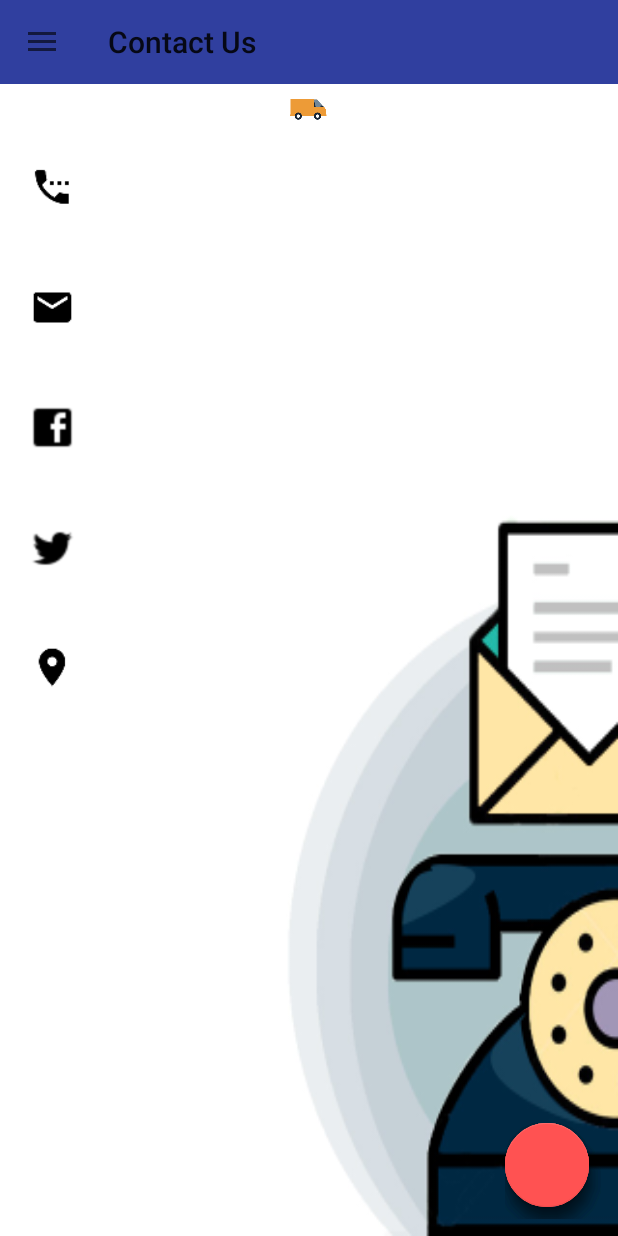
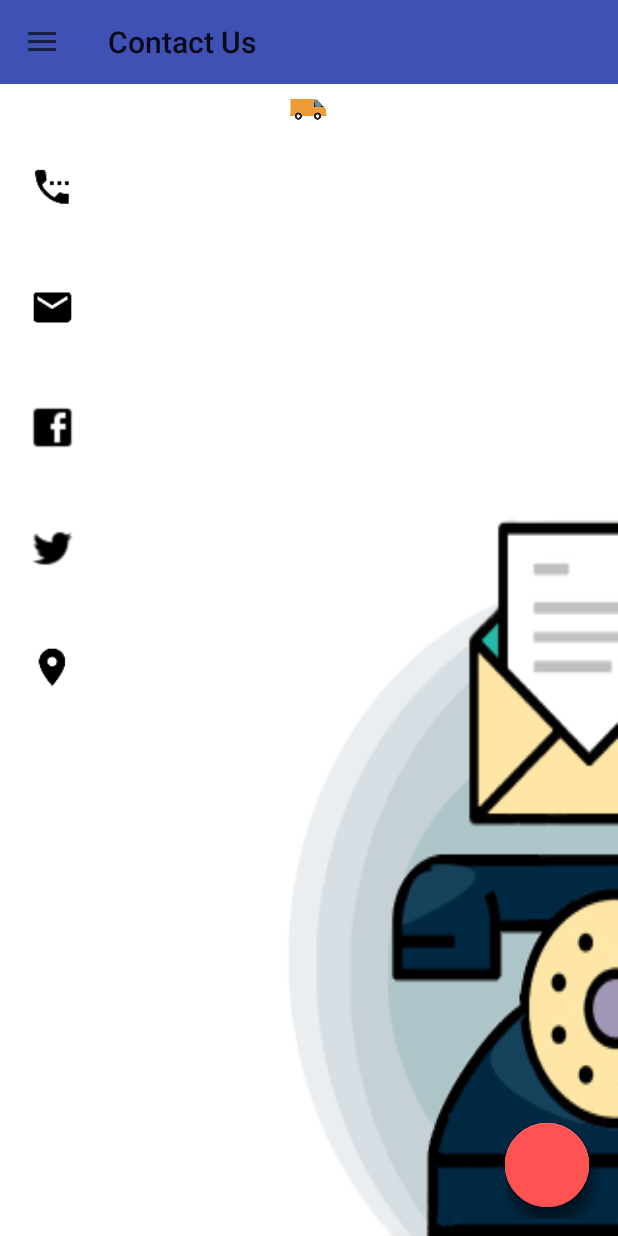
Before and after one commit to nihalanisumit/Poolio, an Android app: the Home screen opened directly, with no data from a screen before it, in the side drawer, after a tap on "Contact us", on a phone screen of 412 x 824 dp. Run offline under Robolectric (Android 15) with nearby library versions, the phone set to English and light mode, and no system bars; libraries missing offline, so code that uses them is left out: com.wang.avi, jp.co.recruit_lifestyle; plain views replace FloatingActionButton, FloatingActionMenu, ScrollingImageView; 30 statements that could not run were skipped.

```diff
--- a/app/src/main/java/androarmy/poolio/Home.java
+++ b/app/src/main/java/androarmy/poolio/Home.java
@@ -44,6 +44,7 @@ public class Home extends AppCompatActivity
     String password;
     String mobile;
     String first_name,last_name,gender,email,vehicle_name,vehicle_number,driving_license;
+    String places,estancia,abode,archgate,maincampus,safaa,akshaya,airport,centralstation,egmorestation,backgate,greenpearl;
     SharedPreferences mSharedPreferences;
     TextView usernameheaderTV;
     TextView emailheaderTV;
@@ -52,7 +53,8 @@ public class Home extends AppCompatActivity
     String lon,lat;
     com.github.clans.fab.FloatingActionMenu fab;
 //    com.github.clans.fab.FloatingActionButton fab2;
-    public final String PROFILE_URL ="http://www.poolio.in/pooqwerty123lio/profile.php";//Sumit's pc
+    public final String PROFILE_URL ="http://www.poolio.in/pooqwerty123lio/profile.php";
+    public final String RATE_URL ="http://www.poolio.in/pooqwerty123lio/rate_fetch.php";//Sumit's pc
     @Override
     protected void onCreate(Bundle savedInstanceState) {
         super.onCreate(savedInstanceState);
@@ -68,6 +70,7 @@ public class Home extends AppCompatActivity
         SharedPreferences mSharedPreferences = getSharedPreferences("UserDetails", Context.MODE_PRIVATE);
         String mob = mSharedPreferences.getString("mobile", "null");
         fetchDetails(mob);
+        fetchRates();
         SharedPreferences session = getSharedPreferences("session", MODE_PRIVATE);
         SharedPreferences.Editor editor=session.edit();
         editor.putString("mobile", mobile);
@@ -193,9 +196,10 @@ public class Home extends AppCompatActivity
                 fragmentClass = Messages.class;
                 toolbar.setTitle("Messages");
                 break;
-
-
-
+            case R.id.rate_card:
+                fragmentClass=RateCalculator.class;
+                toolbar.setTitle("Rate Calculator");
+                break;
             case R.id.nav_share:
                 ShareIt();
                 break;
@@ -306,6 +310,54 @@ public class Home extends AppCompatActivity
         fetchDetailsClass fdc = new fetchDetailsClass();
         fdc.execute(mobile);
     }
+    private void fetchRates(){
+        class fetchRatesClass extends AsyncTask<String,Void,String> {
+            //ProgressDialog loading;
+            @Override
+            protected void onPreExecute() {
+                super.onPreExecute();
+                //  loading = ProgressDialog.show(getApplicationContext(),"Profile","Please wait while we connect to our server",true,true);
+            }
+
+            @Override
+            protected void onPostExecute(String s) {
+                super.onPostExecute(s);
+                Log.d("rates:",s);
+                //loading.dismiss();
+//                try {
+//                    JSONObject jsonObject = new JSONObject(s);
+//                    JSONArray result = jsonObject.getJSONArray("result");
+//                    JSONObject c = result.getJSONObject(0);
+//
+//                    places=c.getString("places");
+//                    estancia=c.getString("estancia");
+//                    abode=c.getString("abode");
+//                    archgate=c.getString("archgate");
+//                    backgate=c.getString("backgate");
+//                    maincampus=c.getString("maincampus/station");
+//                    greenpearl=c.getString("greenpearl");
+//                    safaa=c.getString("safaa");
+//                    akshaya=c.getString("akshaya");
+//                    egmorestation=c.getString("egmorestation");
+//                    centralstation=c.getString("centralstation");
+//                    airport=c.getString("airport");
+//                }
+//                catch (JSONException e) {
+//                    e.printStackTrace();
+//                }
+
+            }
+
+            @Override
+            protected String doInBackground(String... params) {
+                RegisterUserClass ruc = new RegisterUserClass();
+                String result = ruc.sendPostRequestWithoutparams(RATE_URL);
+                return result;
+            }
+        }
+        fetchRatesClass frc = new fetchRatesClass();
+        frc.execute();
+    }
     public void cancel(View v) {
         fab.setVisibility(View.GONE);
     }
--- a/app/src/main/java/androarmy/poolio/RateCalculator.java
+++ b/app/src/main/java/androarmy/poolio/RateCalculator.java
@@ -19,7 +19,7 @@ public class RateCalculator extends Fragment {
 
     }
 
-    String[] locations ={"SRM Arch Gate","Abode Valley","Estancia","SRM Backgate","Potheri Station","Green Pearl","Safa", "Akshaya","Airport","Central Station","Egmore Station"};//need to make it dynamic
+    String[] locations ={"SRM Arch Gate","Abode Valley","Estancia","SRM Backgate","Potheri Station/Main Campus","Green Pearl","Safa", "Akshaya","Airport","Central Station","Egmore Station"};//need to make it dynamic
     AutoCompleteTextView sourceTV, destnationTV;
     String source,destination;
     @Override
--- a/app/src/main/java/androarmy/poolio/RegisterUserClass.java
+++ b/app/src/main/java/androarmy/poolio/RegisterUserClass.java
@@ -67,6 +67,35 @@ import javax.net.ssl.HttpsURLConnection;
 
             return response;
         }
+    public String sendPostRequestWithoutparams(String requestURL) {
+
+        URL url;
+        String response="";
+        try {
+            url = new URL(requestURL);
+
+            HttpURLConnection conn = (HttpURLConnection) url.openConnection();
+            conn.setReadTimeout(15000);
+            conn.setConnectTimeout(15000);
+            conn.setRequestMethod("POST");
+            conn.setDoInput(true);
+            conn.setDoOutput(false);
+            int responseCode=conn.getResponseCode();
+            if (responseCode == HttpsURLConnection.HTTP_OK) {
+
+                BufferedReader br=new BufferedReader(new InputStreamReader(conn.getInputStream()));
+                response = br.readLine();
+            }
+            else {
+
+                response="Error Registering";
+            }
+        } catch (Exception e) {
+            e.printStackTrace();
+        }
+
+        return response;
+        }
 
         private String getPostDataString(HashMap<String, String> params) throws UnsupportedEncodingException {
             StringBuilder result = new StringBuilder();
--- a/app/src/main/java/androarmy/poolio/find_a_ride.java
+++ b/app/src/main/java/androarmy/poolio/find_a_ride.java
@@ -31,7 +31,7 @@ import java.util.Calendar;
 import java.util.HashMap;
 
 public class find_a_ride extends Fragment {
-    String[] locations ={"SRM Arch Gate","Abode Valley","Estancia","SRM Backgate","Potheri Station","Green Pearl","Safa", "Akshaya","Airport","Central Station","Egmore Station"};//need to make it dynamic
+    String[] locations ={"SRM Arch Gate","Abode Valley","Estancia","SRM Backgate","Potheri Station/Main Campus","Green Pearl","Safa", "Akshaya","Airport","Central Station","Egmore Station"};//need to make it dynamic
     AutoCompleteTextView actv,actv2;
     EditText dateET, timeET;
     Button b;
--- a/app/src/main/java/androarmy/poolio/offer_a_ride.java
+++ b/app/src/main/java/androarmy/poolio/offer_a_ride.java
@@ -44,7 +44,7 @@ public class offer_a_ride extends Fragment {
     //public final String REGISTER_URL="http://192.168.1.101/poolio/register.php"; //Siddharth's pc
     public final String OFFER_URL="http://www.poolio.in/pooqwerty123lio/offer.php";// Sumit's pc
     String dateforsql,timeforsql;
-    String[] locations ={"SRM Arch Gate","Abode Valley","Estancia","SRM Backgate","Potheri Station","Green Pearl","Safa", "Akshaya","Airport","Central Station","Egmore Station"};//need to make it dynamic
+    String[] locations ={"SRM Arch Gate","Abode Valley","Estancia","SRM Backgate","Potheri Station/Main Campus","Green Pearl","Safa", "Akshaya","Airport","Central Station","Egmore Station"};//need to make it dynamic
     List<String> vehicleType = new ArrayList<String>(); //No need for dynamic i suppose
     //public static Spinner spinner;
     String[] vehicless={"Bike","Car","Auto","Cab"};
@@ -145,7 +145,7 @@ public class offer_a_ride extends Fragment {
         availableET.setOnFocusChangeListener(new View.OnFocusChangeListener() {
             @Override
             public void onFocusChange(View v, boolean hasFocus) {
-                Integer count = Integer.parseInt(availableET.getText().toString());
+                Integer count = Integer.parseInt((availableET.getText().toString().equalsIgnoreCase(""))?"0":availableET.getText().toString());
                 if(spinner.getText().toString().equalsIgnoreCase("bike"))
                 {
                     if(count>1)
@@ -158,8 +158,8 @@ public class offer_a_ride extends Fragment {
                 }
                 if(spinner.getText().toString().equalsIgnoreCase("cab"))
                 {
-                    if(count>3)
-                        availableET.setText("3");
+                    if(count>6)
+                        availableET.setText("6");
                 }
                 if(spinner.getText().toString().equalsIgnoreCase("auto"))
                 {
--- a/app/src/main/res/layout/activity_home.xml
+++ b/app/src/main/res/layout/activity_home.xml
@@ -12,7 +12,7 @@
         xmlns:android="http://schemas.android.com/apk/res/android"
         android:layout_width="match_parent"
         android:layout_height="wrap_content"
-        android:background="@color/colorPrimaryDark"
+        android:background="@color/colorPrimary"
         android:id="@+id/toolbar"
         android:theme="@style/MyMaterialTheme"
         app:title="Drawer With Swipe Tabs" />
--- a/app/src/main/res/layout/fragment_rate_calculator.xml
+++ b/app/src/main/res/layout/fragment_rate_calculator.xml
@@ -47,7 +47,7 @@
             android:layout_height="wrap_content"
             android:layout_centerHorizontal="true"
             android:layout_below="@+id/def"
-            android:id="@id/ratetv"
+            android:id="@+id/ratetv"
             android:layout_marginTop="40dp"
             android:textSize="20dp"
             android:text="nothing"/>
--- a/app/src/main/res/layout/tab_layout.xml
+++ b/app/src/main/res/layout/tab_layout.xml
@@ -12,7 +12,7 @@
         android:id="@+id/tabs"
         app:tabGravity="fill"
         app:tabMode="fixed"
-        android:background="@color/colorPrimaryDark"
+        android:background="@color/colorPrimary"
         app:tabIndicatorColor="@color/orange"
         app:tabSelectedTextColor="@color/orange"
         app:tabTextColor="@color/white"
--- a/app/src/main/res/menu/activity_home_drawer.xml
+++ b/app/src/main/res/menu/activity_home_drawer.xml
@@ -7,6 +7,11 @@
             android:id="@+id/nav_find"
             android:icon="@android:drawable/ic_menu_search"
             android:title="Rides"
+            android:checked="true"/>
+        <item
+            android:id="@+id/rate_card"
+            android:icon="@android:drawable/ic_menu_search"
+            android:title="Rate Calculator"
             android:checked="true"/>
         <item
             android:id="@+id/nav_myrides"
--- a/app/src/main/res/values/styles.xml
+++ b/app/src/main/res/values/styles.xml
@@ -6,6 +6,7 @@
         <item name="colorPrimary">@color/colorPrimary</item>
         <item name="colorPrimaryDark">@color/colorPrimaryDark</item>
         <item name="colorAccent">@color/colorAccent</item>
+
 
     </style>
     <style name="AppTheme.NoActionBar">
```
